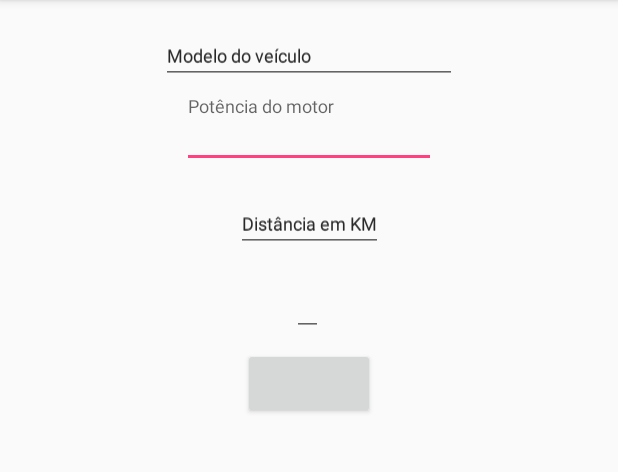
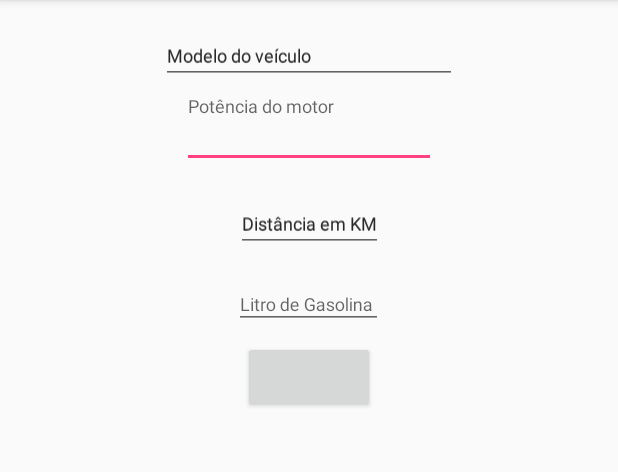
Before and after one commit to Rosahanne/Unama, an Android app: the screen it shows after launch (GastoViagem), on a phone screen of 412 x 824 dp, the part 84-556 px from its top. Run offline under Robolectric (Android 15) with nearby library versions, the phone set to English and light mode, and no system bars.

Commit message:
UnamaMobile

```diff
--- a/app/src/main/java/com/example/a26144859/appexemplo/GastoViagem2.java
+++ b/app/src/main/java/com/example/a26144859/appexemplo/GastoViagem2.java
@@ -25,7 +25,7 @@ public class GastoViagem2 extends AppCompatActivity {
         String potencia = dados.getString("potenciaMot");
         String litrovalor = dados.getString("litroGaso");
         String result = dados.getString("Resultado");
-        texto.setText(modelo + " " + potencia + " gasta " + result + " ao percorrer a distância de: " +distancia+ " Km " + litrovalor + "Valor");
+        texto.setText(modelo + " " + potencia + " gasta " + result + " ao percorrer a distância de: " + distancia+ " Km " + "ao valor de: " + litrovalor + " de combustível");
 
 
 
--- a/app/src/main/res/layout/activity_gasto_viagem.xml
+++ b/app/src/main/res/layout/activity_gasto_viagem.xml
@@ -76,8 +76,8 @@
 
     <android.support.design.widget.TextInputLayout
         android:id="@+id/textInputLayout7"
-        android:layout_width="wrap_content"
-        android:layout_height="wrap_content"
+        android:layout_width="99dp"
+        android:layout_height="43dp"
         android:layout_marginTop="8dp"
         app:counterOverflowTextAppearance="@style/TextAppearance.AppCompat.Caption"
         app:counterTextAppearance="@style/TextAppearance.AppCompat.Caption"
@@ -90,7 +90,7 @@
 
         <android.support.design.widget.TextInputEditText
             android:id="@+id/ip_LitGasolina"
-            android:layout_width="wrap_content"
+            android:layout_width="match_parent"
             android:layout_height="wrap_content"
             android:hint="@string/litroGasolina"
             android:textAppearance="@style/TextAppearance.AppCompat.Caption"
@@ -100,14 +100,15 @@
     <Button
         android:id="@+id/button_calcular"
         android:layout_width="wrap_content"
-        android:layout_height="47dp"
+        android:layout_height="wrap_content"
         android:layout_marginStart="8dp"
         android:layout_marginLeft="8dp"
         android:layout_marginTop="8dp"
         android:layout_marginEnd="8dp"
         android:layout_marginRight="8dp"
         android:layout_marginBottom="24dp"
-        android:textAppearance="@style/TextAppearance.AppCompat.Caption"
+        android:contentDescription="Calcular"
+        android:textAppearance="@style/TextAppearance.AppCompat.Inverse"
         android:visibility="visible"
         app:layout_constraintBottom_toBottomOf="parent"
         app:layout_constraintEnd_toEndOf="parent"
```
Also changed, not shown: app/src/main/java/com/example/a26144859/appexemplo/GastoViagem.java (+7 -7 lines), app/src/main/res/layout/activity_gasto_viagem2.xml (+16 -4 lines).
